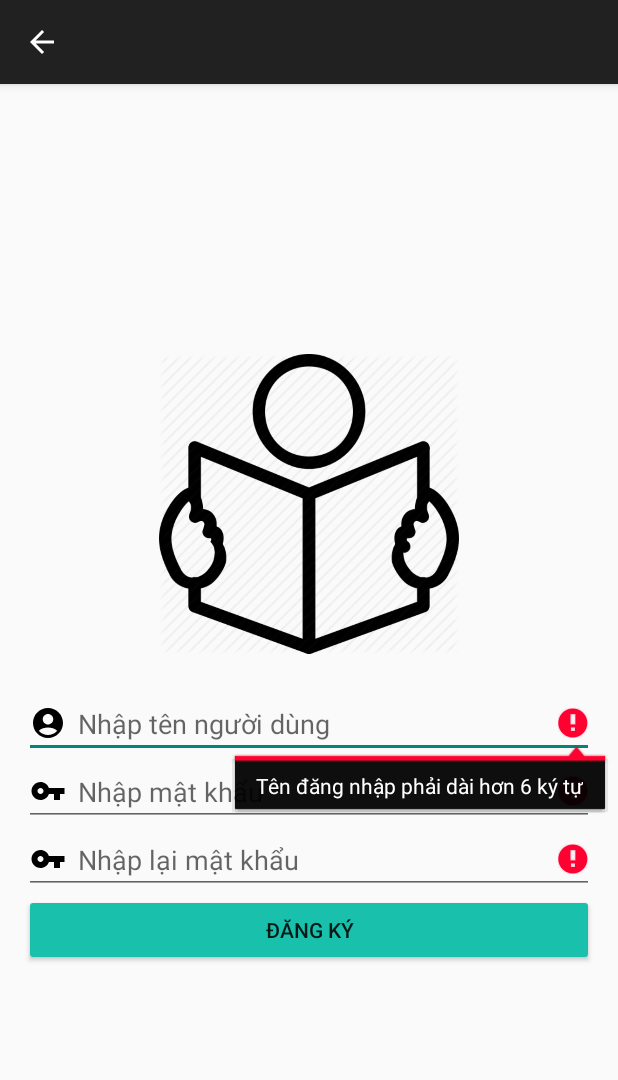
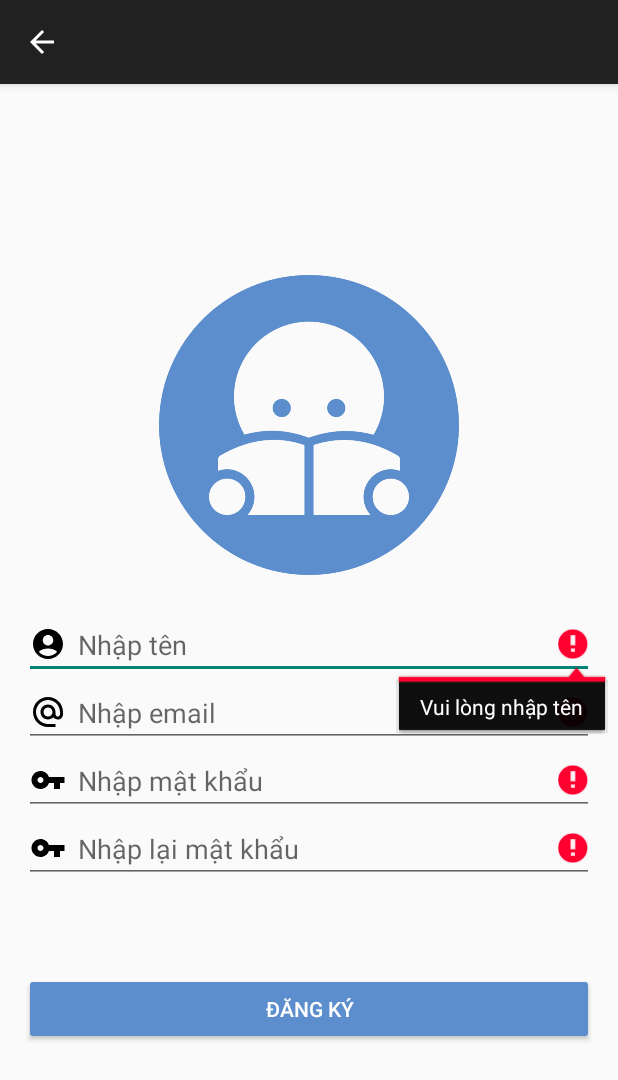
Before and after one commit to xemptsible/pdfViewer-LTDD, an Android app: the RegisterActivity screen opened directly, with no data from a screen before it, after a tap on "ĐĂNG KÝ", on a phone screen of 412 x 824 dp. Shown: the top 1080 px of the screen. Run offline under Robolectric (Android 15) with nearby library versions, the phone set to English and light mode, and no system bars; our stand-ins replace Firebase (no records; nobody signed in at launch, a user with empty details on screens opened directly).

Commit message:
Đăng nhập, đăng ký trong firebase

```diff
--- a/app/src/main/java/com/mt/pdfviewer/Auth/RegisterActivity.java
+++ b/app/src/main/java/com/mt/pdfviewer/Auth/RegisterActivity.java
@@ -4,96 +4,134 @@ import androidx.annotation.NonNull;
 import androidx.appcompat.app.ActionBar;
 import androidx.appcompat.app.AppCompatActivity;
 
-import android.content.Context;
 import android.content.Intent;
-import android.content.SharedPreferences;
 import android.os.Bundle;
+import android.util.Log;
+import android.util.Patterns;
 import android.view.MenuItem;
-import android.widget.Button;
+import android.view.View;
 import android.widget.EditText;
+import android.widget.Toast;
 
-import com.google.gson.Gson;
-import com.mt.pdfviewer.R;
-import com.mt.pdfviewer.Utils;
+import com.google.android.gms.tasks.OnFailureListener;
+import com.google.android.gms.tasks.OnSuccessListener;
+import com.google.firebase.auth.FirebaseAuth;
+import com.google.firebase.database.DatabaseReference;
+import com.google.firebase.database.FirebaseDatabase;
+import com.mt.pdfviewer.databinding.ActivityRegisterBinding;
+
+import java.util.HashMap;
+import java.util.Objects;
 
 public class RegisterActivity extends AppCompatActivity {
-    EditText edTenDK, edMK_DK, edXacNhanMK;
-    Button btnDKMoi;
-    SharedPreferences preferences;
-    Gson gson = new Gson();
+    private final static String REGISTER_TAG = "RegisterActivity";
+    private ActivityRegisterBinding binding;
+    private FirebaseAuth firebaseAuth;
+    String ten, email, matKhau, xacNhanMK;
 
     @Override
     protected void onCreate(Bundle savedInstanceState) {
         super.onCreate(savedInstanceState);
-        setContentView(R.layout.activity_register);
 
-        nutUpVeLogin();
+        binding = ActivityRegisterBinding.inflate(getLayoutInflater());
+        View registerView = binding.getRoot();
+        setContentView(registerView);
 
-        edTenDK = findViewById(R.id.edTenDK);
-        edMK_DK = findViewById(R.id.edMatKhauDK);
-        edXacNhanMK = findViewById(R.id.edXacNhanMK_DK);
+        // Khởi tạo Firebase
+        firebaseAuth = FirebaseAuth.getInstance();
 
-        btnDKMoi = findViewById(R.id.btnXacNhanDK);
+        binding.btnXacNhanDK.setOnClickListener(v -> {
+            xacNhanThongTin();
+        });
 
-        btnDKMoi.setOnClickListener(view -> {
-            preferences = getSharedPreferences(Utils.PREF_APP, Context.MODE_PRIVATE);
-            User user = new User();
-            String usernameMoi = edTenDK.getText().toString();
-            String matKhauMoi = edMK_DK.getText().toString();
-            String xacNhanMK = edXacNhanMK.getText().toString();
-
-            if (edTenDK.length() <=6) {
-                edTenDK.setError("Tên đăng nhập phải dài hơn 6 ký tự");
-            }
-            if (edMK_DK.length() <=6 || edXacNhanMK.length() <=6) {
-                edMK_DK.setError("Mật khẩu phải dài hơn 6 ký tự");
-                edXacNhanMK.setError("Mật khẩu phải dài hơn 6 ký tự");
-            }
-            if (!matKhauMoi.equals(xacNhanMK)
-                    && !matKhauMoi.isEmpty()
-                    && !xacNhanMK.isEmpty()) {
-                edMK_DK.setError("Mật khẩu không trùng");
-                edXacNhanMK.setError("Mật khẩu không trùng");
-            }
-            else if (edTenDK.length() > 6
-                    && matKhauMoi.equals(xacNhanMK)
-                    && edMK_DK.length() > 6
-                    && edXacNhanMK.length() > 6) {
-                user.setUsername(usernameMoi);
-                user.setPassword(xacNhanMK);
-
-                luuGiuThongTinTK(user);
-                quayVeLogin();
-                finish();
-            }
-        });
+        ActionBar actionBar = getSupportActionBar();
+        Objects.requireNonNull(actionBar).setTitle("");
+        actionBar.setDisplayHomeAsUpEnabled(true);
     }
 
-    private void nutUpVeLogin() {
-        ActionBar actionBar = getSupportActionBar();
-
-        actionBar.setTitle("");
-        actionBar.setDisplayHomeAsUpEnabled(true);
-        actionBar.setDisplayShowHomeEnabled(true);
+    public boolean onOptionsItemSelected(@NonNull MenuItem item) {
+        if (item.getItemId() == android.R.id.home) {
+            startActivity(new Intent(this, LoginActivity.class));
+            finish();
+        }
+        return super.onOptionsItemSelected(item);
     }
 
-    private void luuGiuThongTinTK(User user) {
-        SharedPreferences.Editor editor = preferences.edit();
-        String userJson = gson.toJson(user);
-        editor.putString(Utils.KEY_USER, userJson);
-        editor.commit();
-    }
-    private void quayVeLogin() {
-        Intent intent = new Intent(this, LoginActivity.class);
-        startActivity(intent);
+    private void xacNhanThongTin() {
+        // Ánh xạ dữ liệu
+        EditText edTenDK = binding.edTenDK,
+                edEmailDK = binding.edEmailDK,
+                edMatKhauDK = binding.edMatKhauDK,
+                edXacNhanMKDK = binding.edXacNhanMKDK;
+
+        ten = edTenDK.getText().toString().trim();
+        email = edEmailDK.getText().toString().trim();
+        matKhau = edMatKhauDK.getText().toString().trim();
+        xacNhanMK = edXacNhanMKDK.getText().toString().trim();
+
+        // Xác thực thông tin
+        if (ten.isEmpty()) {
+            edTenDK.setError("Vui lòng nhập tên");
+        }
+        if (!Patterns.EMAIL_ADDRESS.matcher(email).matches() || email.isEmpty()) {
+            edEmailDK.setError("Vui lòng nhập email");
+        }
+        if (matKhau.isEmpty() || matKhau.length() < 6) {
+            edMatKhauDK.setError("Vui lòng nhập mật khẩu từ 6 ký tự trở lên");
+        }
+        if (xacNhanMK.isEmpty()) {
+            edXacNhanMKDK.setError("Vui lòng xác nhận mật khẩu");
+        }
+        else if (!matKhau.equals(xacNhanMK)) {
+            edXacNhanMKDK.setError("Mật khẩu không trùng");
+        }
+        else {
+            taoTaiKhoan();
+        }
     }
 
-    @Override
-    public boolean onOptionsItemSelected(@NonNull MenuItem item) {
-        if (item.getItemId() == android.R.id.home)
-            finish();
+    private void taoTaiKhoan() {
+        Toast.makeText(this, "Đang tạo tài khoản", Toast.LENGTH_LONG).show();
+
+        firebaseAuth
+                .createUserWithEmailAndPassword(email, matKhau)
+                .addOnSuccessListener(authResult -> {
+                    taoTaiKhoanTrongFirebase();
+                    Log.d(REGISTER_TAG, "Email added in Auth!");
+                })
+                .addOnFailureListener(e -> {
+                    Toast.makeText(this, "Không thành công. Lý do: " + e.getMessage(), Toast.LENGTH_LONG).show();
+                });
+    }
+
+    private void taoTaiKhoanTrongFirebase() {
+        String uid = firebaseAuth.getUid();
+
+        HashMap<String, Object> userHashMap = new HashMap<>();
+        userHashMap.put("uid", uid);
+        userHashMap.put("email", email);
+        userHashMap.put("tenNguoiDung", ten);
+        userHashMap.put("hinhNguoiDung", ten);
+        if (ten.contains("admin") && email.contains("admin"))
+        {
+            userHashMap.put("phanQuyen", "admin");
+        }
         else
-            return false;
-        return super.onOptionsItemSelected(item);
+        {
+            userHashMap.put("phanQuyen", "user");
+        }
+
+        DatabaseReference userRef = FirebaseDatabase.getInstance().getReference("NguoiDung");
+        userRef.child(Objects.requireNonNull(uid))
+                .setValue(userHashMap)
+                .addOnSuccessListener(unused -> {
+                    Toast.makeText(this, "Tạo thành công thành công!", Toast.LENGTH_LONG).show();
+                    startActivity(new Intent(this, LoginActivity.class));
+                    firebaseAuth.signOut();
+                    finish();
+                })
+                .addOnFailureListener(e -> {
+                    Toast.makeText(this, "Thất bại. Lý do: " + e.getMessage(), Toast.LENGTH_LONG).show();
+                });
     }
 }
--- /dev/null
+++ b/app/src/main/res/drawable/baseline_alternate_email_24.xml
@@ -0,0 +1,5 @@
+<vector xmlns:android="http://schemas.android.com/apk/res/android" android:height="24dp" android:tint="#000000" android:viewportHeight="24" android:viewportWidth="24" android:width="24dp">
+
+    <path android:fillColor="@android:color/white" android:pathData="M12,2C6.48,2 2,6.48 2,12s4.48,10 10,10h5v-2h-5c-4.34,0 -8,-3.66 -8,-8s3.66,-8 8,-8 8,3.66 8,8v1.43c0,0.79 -0.71,1.57 -1.5,1.57s-1.5,-0.78 -1.5,-1.57L17,12c0,-2.76 -2.24,-5 -5,-5s-5,2.24 -5,5 2.24,5 5,5c1.38,0 2.64,-0.56 3.54,-1.47 0.65,0.89 1.77,1.47 2.96,1.47 1.97,0 3.5,-1.6 3.5,-3.57L22,12c0,-5.52 -4.48,-10 -10,-10zM12,15c-1.66,0 -3,-1.34 -3,-3s1.34,-3 3,-3 3,1.34 3,3 -1.34,3 -3,3z"/>
+
+</vector>
--- /dev/null
+++ b/app/src/main/res/drawable/exit_to_app.xml
@@ -0,0 +1 @@
+<!-- drawable/exit_to_app.xml --><vector xmlns:android="http://schemas.android.com/apk/res/android" android:height="24dp" android:width="24dp" android:viewportWidth="24" android:viewportHeight="24"><path android:fillColor="#FFFFFF" android:pathData="M19,3H5C3.89,3 3,3.89 3,5V9H5V5H19V19H5V15H3V19A2,2 0 0,0 5,21H19A2,2 0 0,0 21,19V5C21,3.89 20.1,3 19,3M10.08,15.58L11.5,17L16.5,12L11.5,7L10.08,8.41L12.67,11H3V13H12.67L10.08,15.58Z" /></vector>
--- a/app/src/main/res/layout/activity_register.xml
+++ b/app/src/main/res/layout/activity_register.xml
@@ -17,17 +17,31 @@
 
     <EditText
         android:id="@+id/edTenDK"
+        android:maxLines="1"
+        android:minLines="1"
+        android:inputType="text"
         android:layout_width="match_parent"
         android:layout_height="wrap_content"
         android:drawableStart="@drawable/baseline_account_circle_24"
         android:drawablePadding="8dp"
-        android:hint="Nhập tên người dùng" />
+        android:hint="Nhập tên" />
+    <EditText
+        android:id="@+id/edEmailDK"
+        android:maxLines="1"
+        android:minLines="1"
+        android:inputType="textEmailAddress"
+        android:layout_width="match_parent"
+        android:layout_height="wrap_content"
+        android:drawableStart="@drawable/baseline_alternate_email_24"
+        android:drawablePadding="8dp"
+        android:hint="Nhập email" />
     <EditText
         android:id="@+id/edMatKhauDK"
         android:layout_width="match_parent"
         android:layout_height="wrap_content"
         android:drawableStart="@drawable/password_key"
         android:drawablePadding="8dp"
+        android:inputType="textPassword"
         android:hint="Nhập mật khẩu" />
     <EditText
         android:id="@+id/edXacNhanMK_DK"
@@ -35,11 +49,14 @@
         android:layout_height="wrap_content"
         android:drawableStart="@drawable/password_key"
         android:drawablePadding="8dp"
+        android:inputType="textPassword"
         android:hint="Nhập lại mật khẩu" />
     <Button
         android:id="@+id/btnXacNhanDK"
         android:layout_width="match_parent"
         android:layout_height="wrap_content"
-        android:backgroundTint="#19C1AD"
+        android:layout_marginTop="60dp"
+        android:backgroundTint="#5C8DCD"
+        android:textColor="@color/white"
         android:text="Đăng ký"/>
 </LinearLayout>
```
Also changed, not shown: app/build.gradle.kts (+10 -6 lines), app/src/main/AndroidManifest.xml (+21 -4 lines), app/src/main/java/com/mt/pdfviewer/Auth/AdminDashboardActivity.java (added, +66 -0 lines), app/src/main/java/com/mt/pdfviewer/Auth/LoginActivity.java (+79 -48 lines), app/src/main/java/com/mt/pdfviewer/Auth/User.java (+61 -21 lines), app/src/main/java/com/mt/pdfviewer/Auth/UserDashboardActivity.java (added, +71 -0 lines), app/src/main/java/com/mt/pdfviewer/SplashActivity.java (+55 -11 lines), app/src/main/res/layout/activity_admin_dashboard.xml (added, +9 -0 lines), app/src/main/res/layout/activity_login.xml (+9 -4 lines), app/src/main/res/layout/activity_user_dashboard.xml (added, +10 -0 lines), app/src/main/res/menu/dashboard_layout.xml (added, +11 -0 lines), app/src/main/res/drawable/app_icon.png, 1 other file.
